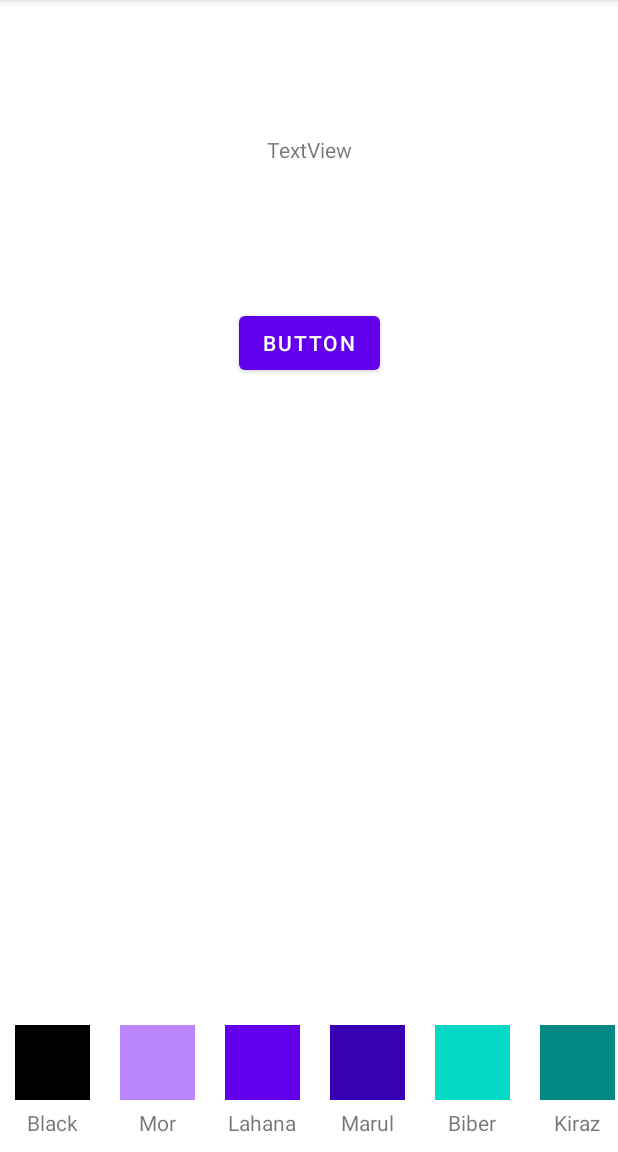
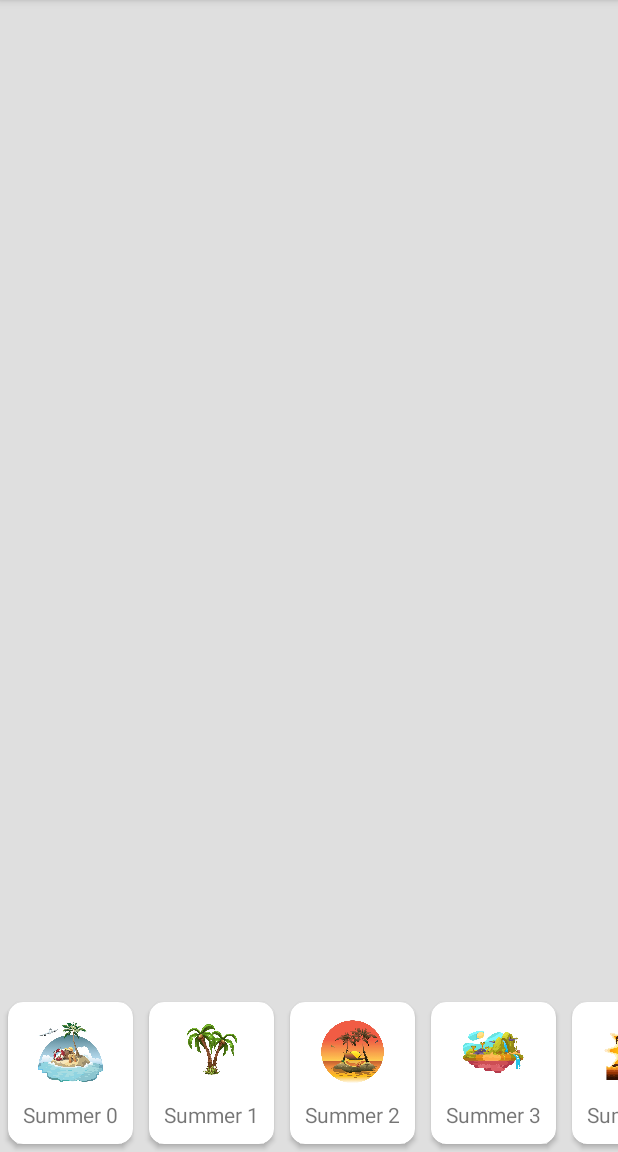
Before and after one commit to metehanbolatt/RecyclerViewAutomaticSwipe, an Android app: the screen it shows after launch (MainActivity), on a phone screen of 412 x 824 dp, the part 84-1236 px from its top. Run offline under Robolectric (Android 15) with nearby library versions, the phone set to English and light mode, and no system bars.

Commit message:
Images was added. Background was changed.

```diff
--- a/app/src/main/java/com/metehanbolat/recyclerviewautomaticswipeanimation/MainActivity.kt
+++ b/app/src/main/java/com/metehanbolat/recyclerviewautomaticswipeanimation/MainActivity.kt
@@ -20,17 +20,21 @@ class MainActivity : AppCompatActivity() {
         setContentView(view)
 
         val list = listOf(
-            Item(R.color.black, "Black"),
-            Item(R.color.purple_200, "Mor"),
-            Item(R.color.purple_500, "Lahana"),
-            Item(R.color.purple_700, "Marul"),
-            Item(R.color.teal_200, "Biber"),
-            Item(R.color.teal_700, "Kiraz"),
-            Item(android.R.color.holo_orange_dark, "Kavun")
+            Item(R.drawable.image_0, "Summer 0"),
+            Item(R.drawable.image_1, "Summer 1"),
+            Item(R.drawable.image_2, "Summer 2"),
+            Item(R.drawable.image_3, "Summer 3"),
+            Item(R.drawable.image_4, "Summer 4"),
+            Item(R.drawable.image_5, "Summer 5"),
+            Item(R.drawable.image_6, "Summer 6"),
+            Item(R.drawable.image_7, "Summer 7"),
+            Item(R.drawable.image_8, "Summer 8"),
+            Item(R.drawable.image_9, "Summer 9")
+        )
 
-        )
         adapter = ItemAdapter(list)
-        object : CountDownTimer(2000, 1000) {
+
+        val timer = object : CountDownTimer(2000, 1000) {
             override fun onFinish() {
                 binding.recyclerView.post {
                     binding.recyclerView.smoothScrollToPosition(0)
@@ -41,14 +45,17 @@ class MainActivity : AppCompatActivity() {
                     binding.recyclerView.smoothScrollToPosition(adapter.itemCount - 1)
                 }
             }
+        }
+
+        object : CountDownTimer(1000, 1000) {
+            override fun onTick(p0: Long) { }
+            override fun onFinish() {
+                timer.start()
+            }
         }.start()
+
         binding.recyclerView.layoutManager = SlowlyLinearLayoutManager(this, LinearLayoutManager.HORIZONTAL, false)
         binding.recyclerView.adapter = adapter
-        var a = 0
-        binding.button.setOnClickListener {
-            a++
-            binding.textView2.text = a.toString()
-        }
 
     }
 }
--- a/app/src/main/res/layout/activity_main.xml
+++ b/app/src/main/res/layout/activity_main.xml
@@ -4,6 +4,7 @@
     xmlns:tools="http://schemas.android.com/tools"
     android:layout_width="match_parent"
     android:layout_height="match_parent"
+    android:background="#DFDFDF"
     tools:context=".MainActivity">
 
     <androidx.recyclerview.widget.RecyclerView
@@ -18,24 +19,4 @@
         app:layoutManager="androidx.recyclerview.widget.LinearLayoutManager"
         tools:listitem="@layout/item_on_board" />
 
-    <Button
-        android:id="@+id/button"
-        android:layout_width="wrap_content"
-        android:layout_height="wrap_content"
-        android:layout_marginTop="95dp"
-        android:text="Button"
-        app:layout_constraintEnd_toEndOf="parent"
-        app:layout_constraintStart_toStartOf="parent"
-        app:layout_constraintTop_toBottomOf="@+id/textView2" />
-
-    <TextView
-        android:id="@+id/textView2"
-        android:layout_width="wrap_content"
-        android:layout_height="wrap_content"
-        android:layout_marginTop="90dp"
-        android:text="TextView"
-        app:layout_constraintEnd_toEndOf="parent"
-        app:layout_constraintStart_toStartOf="parent"
-        app:layout_constraintTop_toTopOf="parent" />
-
 </androidx.constraintlayout.widget.ConstraintLayout>
--- a/app/src/main/res/layout/item_on_board.xml
+++ b/app/src/main/res/layout/item_on_board.xml
@@ -1,10 +1,22 @@
 <?xml version="1.0" encoding="utf-8"?>
-<LinearLayout
-    android:id="@+id/itemLayout"
+<LinearLayout android:id="@+id/itemLayout"
     xmlns:android="http://schemas.android.com/apk/res/android"
     android:layout_width="wrap_content"
     android:layout_height="wrap_content"
     xmlns:tools="http://schemas.android.com/tools"
+    android:orientation="vertical"
+    xmlns:app="http://schemas.android.com/apk/res-auto">
+
+    <androidx.cardview.widget.CardView
+        android:layout_width="wrap_content"
+        android:layout_height="wrap_content"
+        android:layout_margin="5dp"
+        app:cardCornerRadius="10dp"
+        android:elevation="20dp">
+
+        <LinearLayout
+            android:layout_width="wrap_content"
+            android:layout_height="wrap_content"
             android:padding="10dp"
             android:orientation="vertical">
 
@@ -24,3 +36,7 @@
                 tools:text="Merhaba" />
 
         </LinearLayout>
+
+    </androidx.cardview.widget.CardView>
+
+</LinearLayout>
```
Also changed, not shown: app/src/main/res/drawable/image_0.jpg (added), app/src/main/res/drawable/image_1.jpg (added), app/src/main/res/drawable/image_2.jpg (added), app/src/main/res/drawable/image_3.jpg (added), app/src/main/res/drawable/image_4.jpg (added), app/src/main/res/drawable/image_5.jpg (added), app/src/main/res/drawable/image_6.jpg (added), app/src/main/res/drawable/image_7.jpg (added), app/src/main/res/drawable/image_8.jpg (added), app/src/main/res/drawable/image_9.jpg (added). Lines whose indentation alone changed are shown as unchanged.
